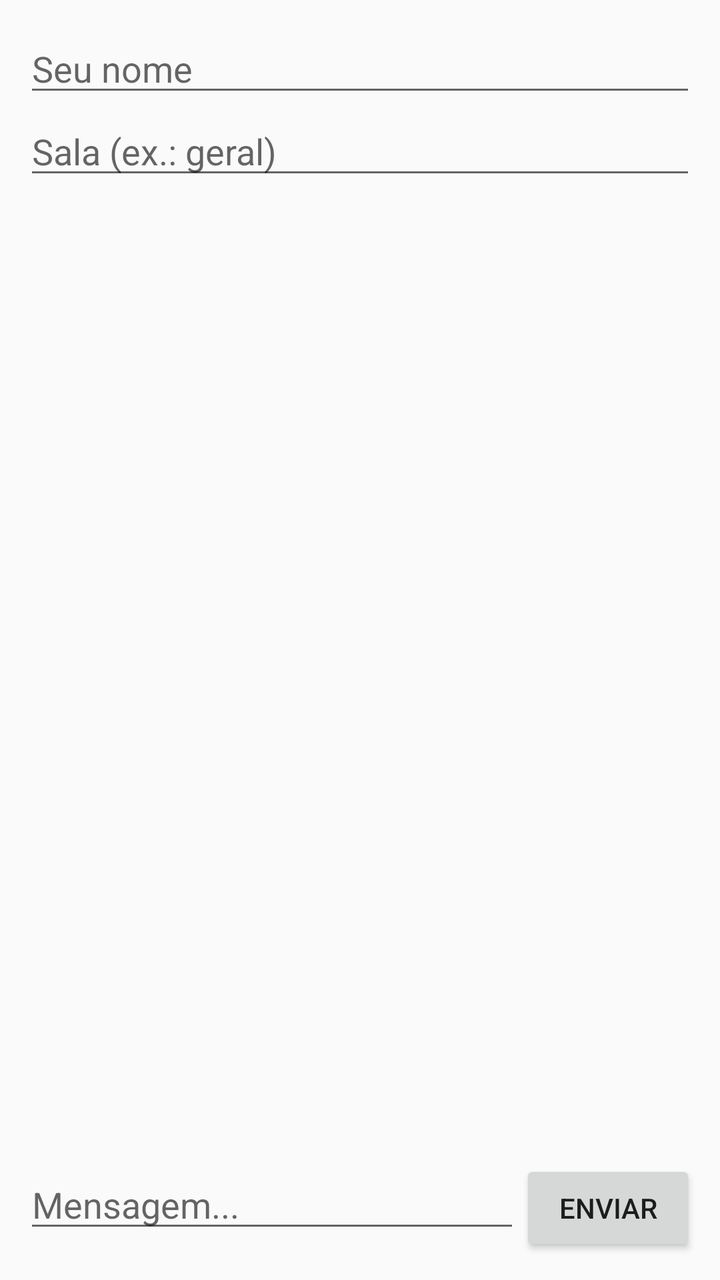
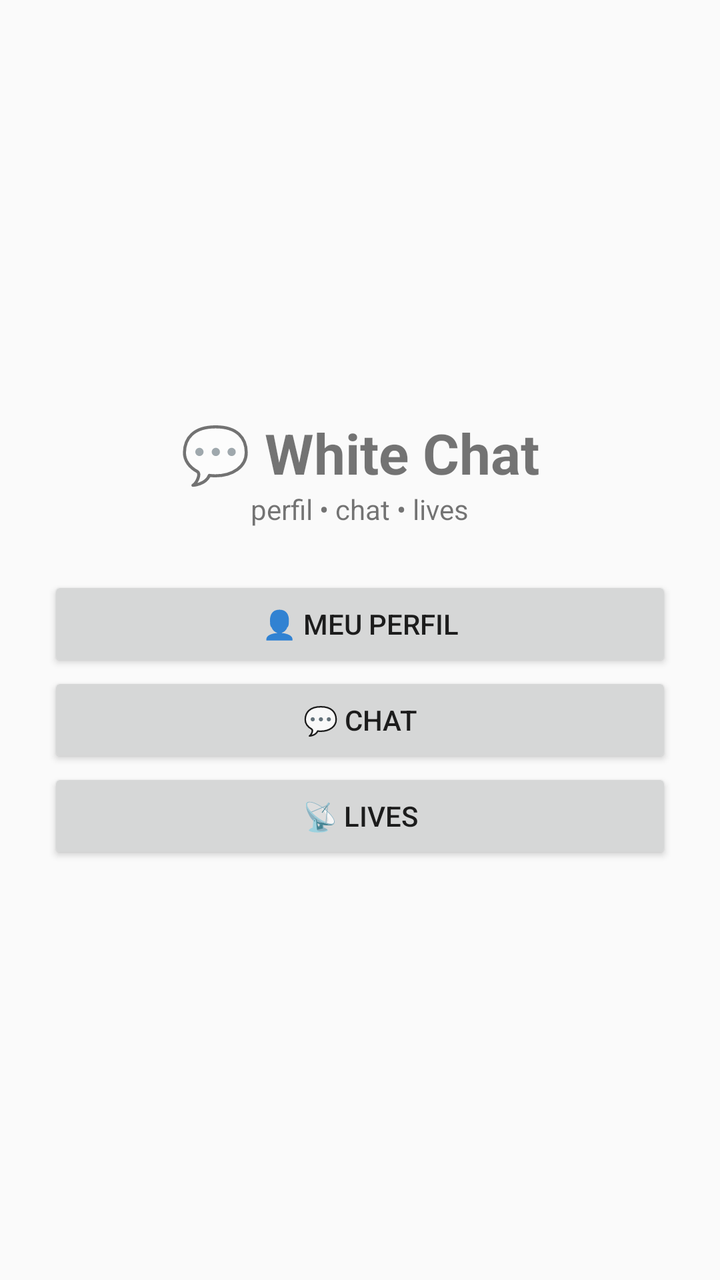

Two renders of the same Android screen: before a commit and after it. Below are the layout's source before the change and the commit's diff.
<!-- AndroidManifest.xml: application theme Theme.AppCompat.DayNight -->
<!-- res/layout/activity_main.xml -->
<?xml version="1.0" encoding="utf-8"?>
<LinearLayout xmlns:android="http://schemas.android.com/apk/res/android"
    android:layout_width="match_parent"
    android:layout_height="match_parent"
    android:orientation="vertical"
    android:padding="12dp">

    <EditText android:id="@+id/nome" android:hint="Seu nome"
        android:layout_width="match_parent" android:layout_height="wrap_content" />
    <EditText android:id="@+id/sala" android:hint="Sala (ex.: geral)"
        android:layout_width="match_parent" android:layout_height="wrap_content" />
    <TextView android:id="@+id/historico"
        android:layout_width="match_parent" android:layout_height="0dp"
        android:layout_weight="1" android:scrollbars="vertical" />
    <LinearLayout android:layout_width="match_parent" android:layout_height="wrap_content"
        android:orientation="horizontal">
        <EditText android:id="@+id/texto" android:hint="Mensagem..."
            android:layout_width="0dp" android:layout_height="wrap_content" android:layout_weight="1" />
        <Button android:id="@+id/enviar" android:text="Enviar"
            android:layout_width="wrap_content" android:layout_height="wrap_content" />
    </LinearLayout>
</LinearLayout>
<!-- resources referenced by this layout -->
<resources>

</resources>

<!-- the commit's change to res/layout/activity_main.xml (unified diff, before → after) -->
@@ -1,22 +1,15 @@
 <?xml version="1.0" encoding="utf-8"?>
 <LinearLayout xmlns:android="http://schemas.android.com/apk/res/android"
-    android:layout_width="match_parent"
-    android:layout_height="match_parent"
-    android:orientation="vertical"
-    android:padding="12dp">
-
-    <EditText android:id="@+id/nome" android:hint="Seu nome"
+    android:layout_width="match_parent" android:layout_height="match_parent"
+    android:orientation="vertical" android:gravity="center" android:padding="24dp">
+    <TextView android:layout_width="wrap_content" android:layout_height="wrap_content"
+        android:text="💬 White Chat" android:textSize="28sp" android:textStyle="bold" />
+    <TextView android:layout_width="wrap_content" android:layout_height="wrap_content"
+        android:text="perfil • chat • lives" android:textSize="14sp" android:layout_marginBottom="24dp" />
+    <Button android:id="@+id/btn_perfil" android:text="👤 Meu Perfil"
         android:layout_width="match_parent" android:layout_height="wrap_content" />
-    <EditText android:id="@+id/sala" android:hint="Sala (ex.: geral)"
+    <Button android:id="@+id/btn_chat" android:text="💬 Chat"
         android:layout_width="match_parent" android:layout_height="wrap_content" />
-    <TextView android:id="@+id/historico"
-        android:layout_width="match_parent" android:layout_height="0dp"
-        android:layout_weight="1" android:scrollbars="vertical" />
-    <LinearLayout android:layout_width="match_parent" android:layout_height="wrap_content"
-        android:orientation="horizontal">
-        <EditText android:id="@+id/texto" android:hint="Mensagem..."
-            android:layout_width="0dp" android:layout_height="wrap_content" android:layout_weight="1" />
-        <Button android:id="@+id/enviar" android:text="Enviar"
-            android:layout_width="wrap_content" android:layout_height="wrap_content" />
-    </LinearLayout>
+    <Button android:id="@+id/btn_live" android:text="📡 Lives"
+        android:layout_width="match_parent" android:layout_height="wrap_content" />
 </LinearLayout>
